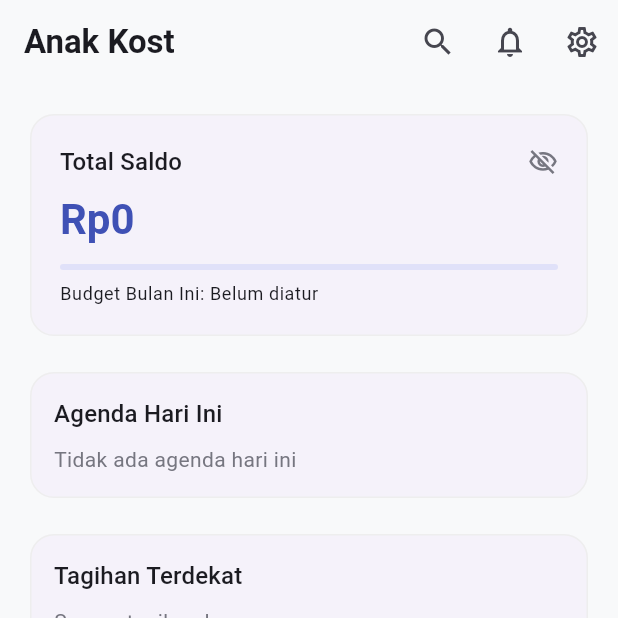
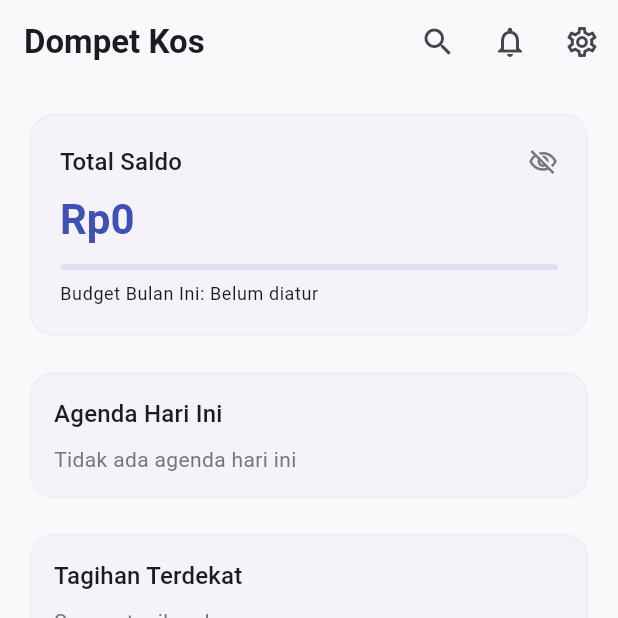
Before and after one commit to Syaif05/Anak-Kost, a Flutter app: the DashboardScreen screen opened by its route, on a phone screen of 412 x 824 dp, the top half of it. Run offline on Flutter 3.47's test engine with Material 3 defaults, Android fonts, the phone set to English and light mode, and no system bars; our stand-ins replace csv, drift, fl_chart, flutter_local_notifications, flutter_riverpod, flutter_secure_storage and 6 more; missing offline and left inert: cryptography, google_mlkit_document_scanner, google_mlkit_text_recognition, pdfrx; accounts and stored records are empty; generated files the repository leaves out were written again.

Commit message:
feat(branding): update launcher icon with DompetKos logo and rename app to Dompet Kos

```diff
--- a/lib/app/app.dart
+++ b/lib/app/app.dart
@@ -34,7 +34,7 @@ class _AnakKostAppState extends ConsumerState<AnakKostApp> {
     final router = ref.watch(appRouterProvider);
 
     return MaterialApp.router(
-      title: 'Anak Kost',
+      title: 'Dompet Kos',
       debugShowCheckedModeBanner: false,
       theme: AppTheme.lightTheme(),
       darkTheme: AppTheme.darkTheme(isAmoled: true),
--- a/lib/core/constants/app_constants.dart
+++ b/lib/core/constants/app_constants.dart
@@ -1,7 +1,7 @@
 /// Konstanta global aplikasi Anak Kost (Android Client)
 /// Sesuai spesifikasi PRD GAMINI.md v1.1
 abstract class AppConstants {
-  static const String appName = 'Anak Kost';
+  static const String appName = 'Dompet Kos';
   static const String appVersion = '1.1.0';
   static const int schemaVersion = 1;
 
--- a/lib/core/security/app_lock_service.dart
+++ b/lib/core/security/app_lock_service.dart
@@ -146,7 +146,7 @@ class AppLockService extends ChangeNotifier {
   }
 
   /// Membuka aplikasi menggunakan biometrik perangkat
-  Future<bool> unlockWithBiometrics({String reason = 'Buka aplikasi Anak Kost'}) async {
+  Future<bool> unlockWithBiometrics({String reason = 'Buka aplikasi Dompet Kos'}) async {
     if (!_isBiometricsSupported) return false;
 
     // Periksa apakah cooldown sedang aktif
--- a/lib/features/auth/presentation/lock_screen.dart
+++ b/lib/features/auth/presentation/lock_screen.dart
@@ -133,7 +133,7 @@ class _LockScreenState extends ConsumerState<LockScreen> {
               ),
               const SizedBox(height: 8),
               Text(
-                'Buka aplikasi Anak Kost Anda',
+                'Buka aplikasi Dompet Kos Anda',
                 style: theme.textTheme.bodyMedium?.copyWith(color: theme.colorScheme.outline),
               ),
               const SizedBox(height: 32),
--- a/lib/features/dashboard/presentation/dashboard_screen.dart
+++ b/lib/features/dashboard/presentation/dashboard_screen.dart
@@ -9,7 +9,7 @@ class DashboardScreen extends StatelessWidget {
     final theme = Theme.of(context);
     return Scaffold(
       appBar: AppBar(
-        title: const Text('Anak Kost', style: TextStyle(fontWeight: FontWeight.bold)),
+        title: const Text('Dompet Kos', style: TextStyle(fontWeight: FontWeight.bold)),
         actions: [
           IconButton(
             icon: const Icon(Icons.search),
```
Also changed, not shown: DompetKos.png (added), 6 other files.
